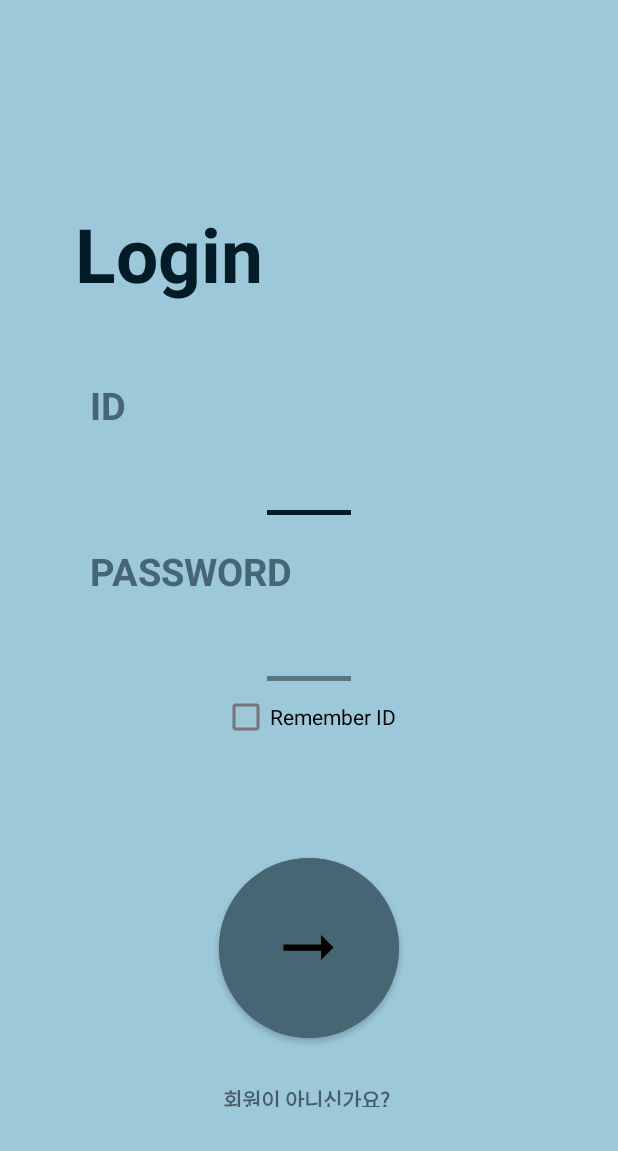
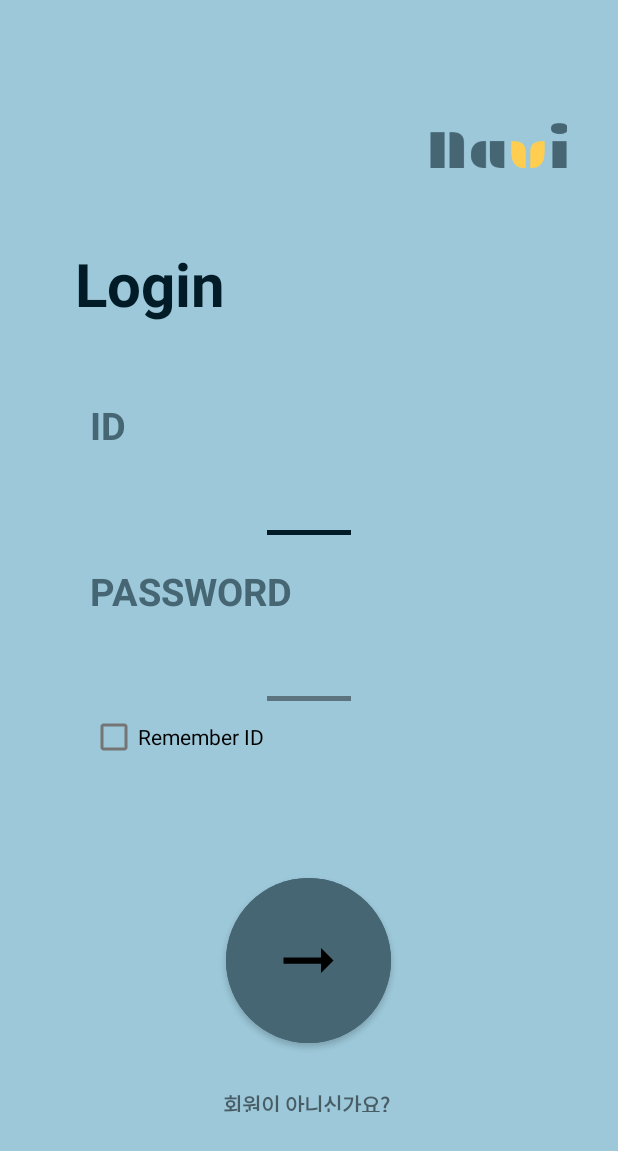
Before and after one commit to Navi-Cloud/Navi-Arch, an Android app: the screen it shows after launch (StartActivity), on a phone screen of 412 x 824 dp. Shown: the top 1151 px of the screen. Run offline under Robolectric (Android 15) with nearby library versions, the light colour scheme and no system bars; our stand-ins replace Dagger/Hilt's generated code; 1 statement that could not run was skipped.

Commit message:
login layout

```diff
--- a/app/src/main/res/layout/fragment_login.xml
+++ b/app/src/main/res/layout/fragment_login.xml
@@ -7,6 +7,14 @@
     android:orientation="vertical"
     android:gravity="center">
 
+    <ImageView
+        android:id="@+id/imageView8"
+        android:layout_width="100dp"
+        android:layout_height="30dp"
+        android:layout_gravity="right"
+        android:layout_marginRight="30dp"
+        app:srcCompat="@drawable/logo" />
+
     <TextView
         android:id="@+id/textView"
         android:layout_width="match_parent"
@@ -14,9 +22,8 @@
         android:layout_margin="50dp"
         android:text="Login"
         android:textColor="@color/dark_navy"
-        android:textSize="50dp"
-        android:textStyle="bold"
-        />
+        android:textSize="40dp"
+        android:textStyle="bold" />
     <TextView
         android:layout_width="match_parent"
         android:layout_height="wrap_content"
@@ -80,24 +87,26 @@
         android:id="@+id/checkBox"
         android:layout_width="wrap_content"
         android:layout_height="wrap_content"
+        android:layout_gravity="left"
+        android:layout_marginHorizontal="60dp"
         android:text="Remember ID" />
 
 
     <com.google.android.material.button.MaterialButton
         android:id="@+id/button"
-        android:layout_width="120dp"
-        android:layout_height="120dp"
+        android:layout_width="110dp"
+        android:layout_height="110dp"
+        android:layout_marginTop="70dp"
+        android:backgroundTint="@color/dark_blue"
         android:insetLeft="0dp"
         android:insetTop="0dp"
         android:insetRight="0dp"
         android:insetBottom="0dp"
         app:cornerRadius="60dp"
-        android:backgroundTint="@color/dark_blue"
         app:icon="@drawable/ic_login_confirm_24"
-        app:iconSize="50dp"
         app:iconGravity="textStart"
         app:iconPadding="0dp"
-        android:layout_marginTop="70dp"/>
+        app:iconSize="50dp" />
 
     <TextView
         android:id="@+id/textView2"
```
Also changed, not shown: app/src/main/res/drawable-v24/logo.png (added), app/src/main/res/drawable-v24/logo2.png (added).
